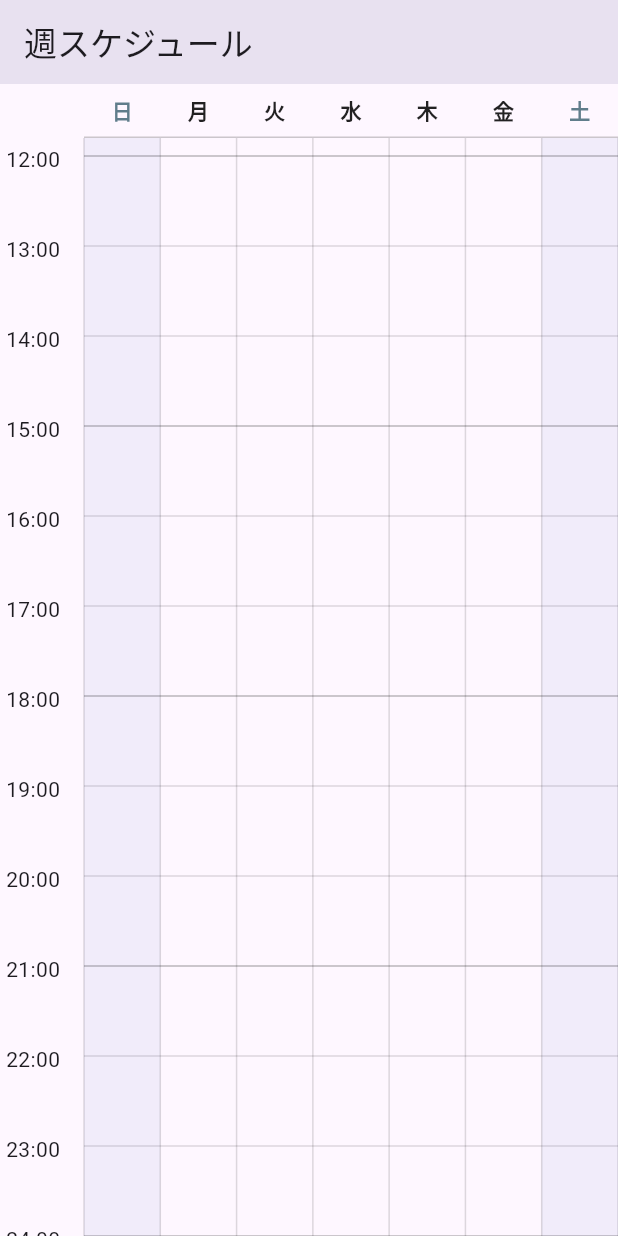
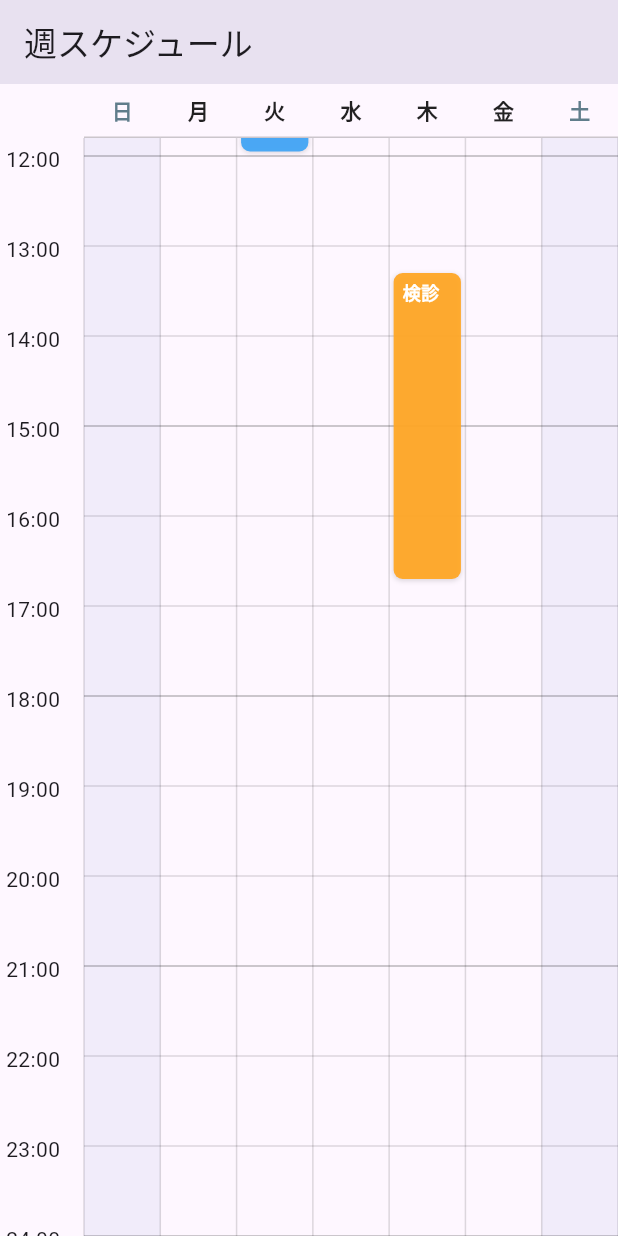
Before and after one commit to toyotarou/test_flutter_weekly_schedule_sample, a Flutter app: the screen it shows after launch, scrolled down 528 dp, on a phone screen of 412 x 824 dp. Run offline on Flutter 3.47's test engine with Material 3 defaults, Android fonts, the phone set to English and light mode, and no system bars.

Commit message:
commit 5

```diff
--- a/lib/main.dart
+++ b/lib/main.dart
@@ -1,28 +1,73 @@
 import 'package:flutter/material.dart';
 
 void main() => runApp(const MaterialApp(home: WeeklySchedulePage()));
+
+class ScheduleEvent {
+  ScheduleEvent({
+    required this.dayIndex,
+    required this.startMinutes,
+    required this.endMinutes,
+    required this.title,
+    this.color = const Color(0xFF42A5F5),
+  });
+
+  final int dayIndex;
+  final int startMinutes;
+  final int endMinutes;
+  final String title;
+  final Color color;
+}
+
+int toMinutes(int h, int m) => h * 60 + m;
 
 class WeeklySchedulePage extends StatelessWidget {
   const WeeklySchedulePage({super.key});
 
   @override
   Widget build(BuildContext context) {
+    final events = <ScheduleEvent>[
+      ScheduleEvent(dayIndex: 0, startMinutes: toMinutes(8, 0), endMinutes: toMinutes(9, 30), title: '病院'),
+      ScheduleEvent(
+        dayIndex: 2,
+        startMinutes: toMinutes(6, 0),
+        endMinutes: toMinutes(7, 0),
+        title: 'ジョグ',
+        color: const Color(0xFF26A69A),
+      ),
+      ScheduleEvent(dayIndex: 2, startMinutes: toMinutes(10, 0), endMinutes: toMinutes(12, 0), title: '病院'),
+      ScheduleEvent(
+        dayIndex: 4,
+        startMinutes: toMinutes(13, 15),
+        endMinutes: toMinutes(16, 45),
+        title: '検診',
+        color: const Color(0xFFFFA726),
+      ),
+    ];
+
     return Scaffold(
       appBar: AppBar(title: Text('週スケジュール')),
 
-      body: WeeklyScheduleView(startHour: 3, endHour: 24, pxPerMinute: 1),
+      body: WeeklyScheduleView(startHour: 3, endHour: 24, pxPerMinute: 1, events: events),
     );
   }
 }
 
 class WeeklyScheduleView extends StatelessWidget {
-  const WeeklyScheduleView({super.key, required this.startHour, required this.endHour, required this.pxPerMinute});
+  const WeeklyScheduleView({
+    super.key,
+    required this.startHour,
+    required this.endHour,
+    required this.pxPerMinute,
+    this.events = const [],
+  });
 
   final int startHour;
 
   final int endHour;
 
   final double pxPerMinute;
+
+  final List<ScheduleEvent> events;
 
   static const _dayLabels = ['日', '月', '火', '水', '木', '金', '土'];
 
@@ -89,15 +134,34 @@ class WeeklyScheduleView extends StatelessWidget {
                       builder: (context, constraints) {
                         final colW = constraints.maxWidth / 7;
 
-                        return CustomPaint(
+                        return Stack(
+                          children: [
+                            CustomPaint(
                               size: Size(constraints.maxWidth, gridHeight),
-
                               painter: _GridPainter(
                                 startHour: startHour,
                                 endHour: endHour,
                                 pxPerMinute: pxPerMinute,
                                 columnWidth: colW,
                               ),
+                            ),
+
+                            ...events.map((e) {
+                              final top = (e.startMinutes - startHour * 60) * pxPerMinute;
+
+                              final height = (e.endMinutes - e.startMinutes) * pxPerMinute;
+
+                              final left = e.dayIndex * colW;
+
+                              return Positioned(
+                                top: top.clamp(0, gridHeight - 1),
+                                left: left,
+                                width: colW,
+                                height: height,
+                                child: _EventCard(event: e),
+                              );
+                            }),
+                          ],
                         );
                       },
                     ),
@@ -184,3 +248,33 @@ class _GridPainter extends CustomPainter {
       old.pxPerMinute != pxPerMinute ||
       old.columnWidth != columnWidth;
 }
+
+class _EventCard extends StatelessWidget {
+  const _EventCard({required this.event});
+
+  final ScheduleEvent event;
+
+  ///
+  @override
+  Widget build(BuildContext context) {
+    return Padding(
+      padding: const EdgeInsets.all(3),
+      child: Container(
+        decoration: BoxDecoration(
+          color: event.color.withValues(alpha: 0.95),
+          borderRadius: BorderRadius.circular(6),
+          boxShadow: const [BoxShadow(color: Color(0x22000000), blurRadius: 2, offset: Offset(0, 1))],
+        ),
+
+        padding: const EdgeInsets.symmetric(horizontal: 6, vertical: 4),
+
+        child: Text(
+          event.title,
+          maxLines: 1,
+          overflow: TextOverflow.ellipsis,
+          style: const TextStyle(color: Colors.white, fontWeight: FontWeight.bold, fontSize: 12),
+        ),
+      ),
+    );
+  }
+}
```
Lines whose indentation alone changed are shown as unchanged.
